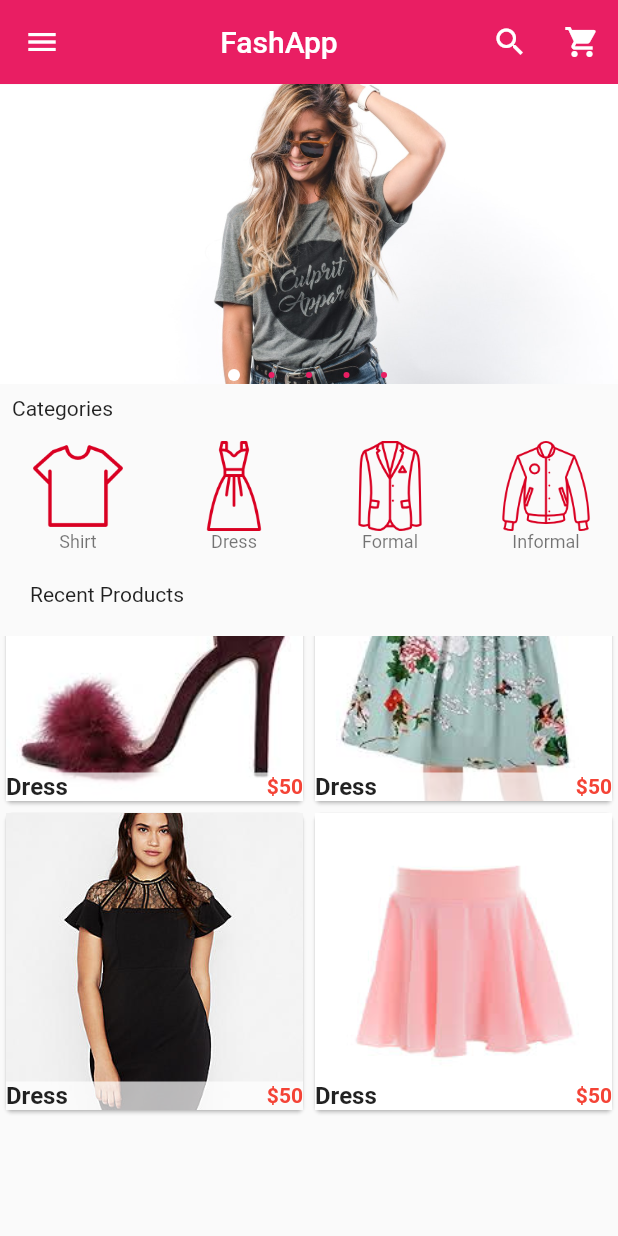
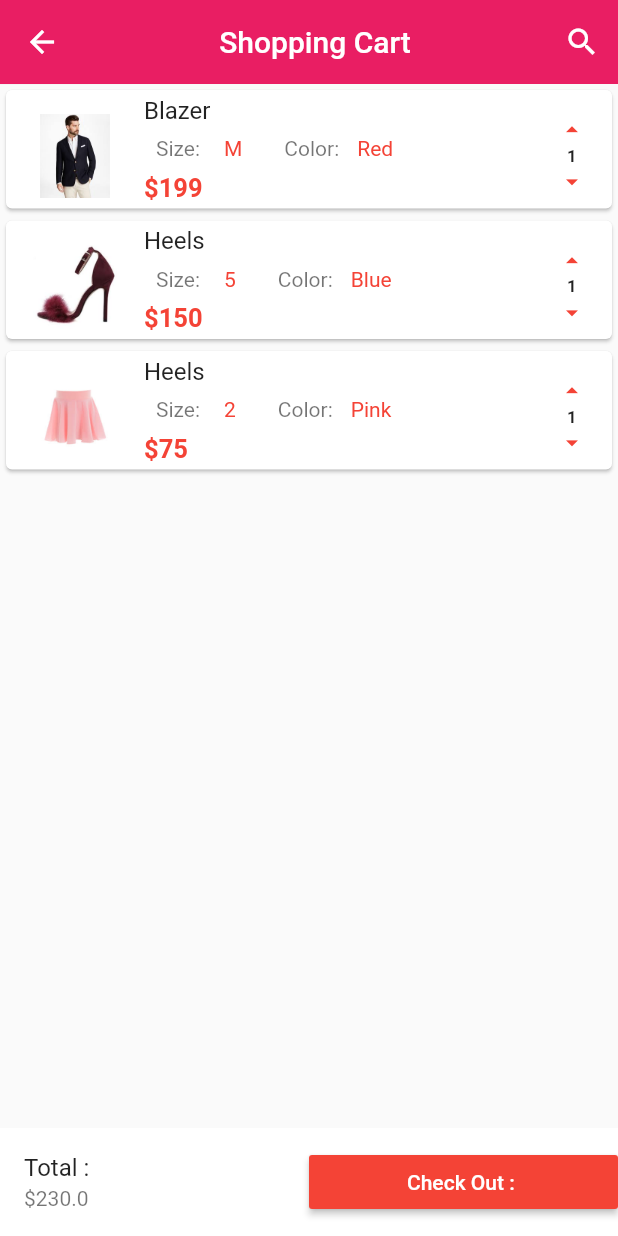
Before and after one commit to SevdanurGENC/E-Commerce-Flutter-App, a Flutter app: the screen it shows after launch, scrolled down 298 dp, after a tap on the "shopping cart" icon, on a phone screen of 412 x 824 dp. Run offline on Flutter 3.47's test engine with Material 2 defaults, Android fonts, the phone set to English and light mode, and no system bars; drawn by our look-alikes of carousel_pro.

Commit message:
cart_products created and bugs fixed.

```diff
--- /dev/null
+++ b/lib/components/cart_products.dart
@@ -0,0 +1,155 @@
+import 'package:flutter/material.dart';
+
+class Cart_products extends StatefulWidget {
+  @override
+  _Cart_productsState createState() => _Cart_productsState();
+}
+
+class _Cart_productsState extends State<Cart_products> {
+  var Products_on_the_cart = [
+    {
+      "name": "Blazer",
+      "picture": "images/products/blazer1.jpeg",
+      "price": 199,
+      "size": "M",
+      "color": "Red",
+      "quantity": 1,
+    },
+    {
+      "name": "Heels",
+      "picture": "images/products/hills1.jpeg",
+      "price": 150,
+      "size": "5",
+      "color": "Blue",
+      "quantity": 1,
+    },
+    {
+      "name": "Heels",
+      "picture": "images/products/skt2.jpeg",
+      "price": 75,
+      "size": "2",
+      "color": "Pink",
+      "quantity": 1,
+    },
+  ];
+
+  @override
+  Widget build(BuildContext context) {
+    return new ListView.builder(
+        itemCount: Products_on_the_cart.length,
+        itemBuilder: (context, index) {
+          return Single_cart_product(
+            cart_prod_name: Products_on_the_cart[index]["name"],
+            cart_prod_color: Products_on_the_cart[index]["color"],
+            cart_prod_quantity: Products_on_the_cart[index]["quantity"],
+            cart_prod_size: Products_on_the_cart[index]["size"],
+            cart_prod_price: Products_on_the_cart[index]["price"],
+            cart_prod_picture: Products_on_the_cart[index]["picture"],
+          );
+        });
+  }
+}
+
+class Single_cart_product extends StatelessWidget {
+  final cart_prod_name;
+  final cart_prod_picture;
+  final cart_prod_price;
+  final cart_prod_size;
+  final cart_prod_color;
+  final cart_prod_quantity;
+
+  Single_cart_product({
+    this.cart_prod_name,
+    this.cart_prod_picture,
+    this.cart_prod_price,
+    this.cart_prod_size,
+    this.cart_prod_color,
+    this.cart_prod_quantity,
+  });
+
+  @override
+  Widget build(BuildContext context) {
+    return Card(
+        child: ListTile(
+      // ============ Leading Section ============
+      leading: new Image.asset(
+        cart_prod_picture,
+        width: 60.0,
+        height: 60.0,
+      ),
+      // ============ Title Section ==============
+      title: new Text(cart_prod_name),
+
+      // ============ Subtitle Section ==========
+      subtitle: new Column(
+        children: <Widget>[
+          //        Row inside column
+          new Row(
+            children: <Widget>[
+              // This section is for the product size
+              Padding(
+                padding: const EdgeInsets.all(8.0),
+                child: new Text("Size:"),
+              ),
+              Padding(
+                padding: const EdgeInsets.all(8.0),
+                child: new Text(
+                  cart_prod_size,
+                  style: TextStyle(color: Colors.red),
+                ),
+              ),
+
+              // This section is for the product color
+              new Padding(
+                padding: const EdgeInsets.fromLTRB(20.0, 8.0, 8.0, 8.0),
+                child: new Text("Color:"),
+              ),
+              Padding(
+                padding: const EdgeInsets.all(4.0),
+                child: new Text(
+                  cart_prod_color,
+                  style: TextStyle(color: Colors.red),
+                ),
+              ),
+            ],
+          ),
+
+          // This section is for the product price
+          new Container(
+            alignment: Alignment.topLeft,
+            child: new Text(
+              "\$${cart_prod_price}",
+              style: TextStyle(
+                  fontSize: 17.0,
+                  fontWeight: FontWeight.bold,
+                  color: Colors.red),
+            ),
+          ),
+        ],
+      ),
+
+      trailing: FittedBox(
+        fit: BoxFit.fill,
+        child: Column(
+          children: <Widget>[
+            IconButton(
+                icon: Icon(Icons.arrow_drop_up, color: Colors.red),
+                iconSize: 120,
+                onPressed: () {}),
+            Text(
+              '$cart_prod_quantity',
+              style: TextStyle(fontSize: 70, fontWeight: FontWeight.bold),
+            ),
+            IconButton(
+                icon: Icon(
+                  Icons.arrow_drop_down,
+                  color: Colors.red,
+                ),
+                iconSize: 120,
+                onPressed: () {}),
+          ],
+        ),
+      ),
+    ));
+  }
+}
--- a/lib/main.dart
+++ b/lib/main.dart
@@ -4,6 +4,7 @@ import 'package:carousel_pro/carousel_pro.dart';
 //my own imports
 import 'package:ecommerceflutterapp/components/horizontal_listview.dart';
 import 'package:ecommerceflutterapp/components/products.dart';
+import 'package:ecommerceflutterapp/pages/cart.dart';
 
 void main() {
   runApp(MaterialApp(
@@ -36,10 +37,8 @@ class _HomePageState extends State<HomePage> {
         //animationDuration: Duration(milliseconds: 1000),
         dotSize: 4.0,
         indicatorBgPadding: 2.0,
-        dotColor: Colors.pink ,
+        dotColor: Colors.pink,
         dotBgColor: Colors.transparent,
-
-
       ),
     );
 
@@ -49,9 +48,9 @@ class _HomePageState extends State<HomePage> {
         backgroundColor: Colors.pink,
         title: Center(
             child: Text(
-              "FashApp",
-              textAlign: TextAlign.center,
-            )),
+          "FashApp",
+          textAlign: TextAlign.center,
+        )),
         //Text("FashApp"),
         actions: <Widget>[
           new IconButton(
@@ -65,7 +64,10 @@ class _HomePageState extends State<HomePage> {
                 Icons.shopping_cart,
                 color: Colors.white,
               ),
-              onPressed: () {})
+              onPressed: () {
+                Navigator.push(context,
+                    MaterialPageRoute(builder: (context) => new Cart()));
+              })
         ],
       ),
       drawer: new Drawer(
@@ -121,7 +123,10 @@ class _HomePageState extends State<HomePage> {
             ),
 
             InkWell(
-              onTap: () {},
+              onTap: () {
+                Navigator.push(context,
+                    MaterialPageRoute(builder: (context) => new Cart()));
+              },
               child: ListTile(
                 title: Text("Shopping Cart"),
                 leading: Icon(
@@ -174,22 +179,25 @@ class _HomePageState extends State<HomePage> {
           image_carousel,
 
           //padding widget
-          new Padding(padding: const EdgeInsets.all(8.0),
-          child: new Text("Categories"),),
+          new Padding(
+            padding: const EdgeInsets.all(8.0),
+            child: new Text("Categories"),
+          ),
 
           //horizantal list view begins here
           HorizontalList(),
 
           //padding widget
-          new Padding(padding: const EdgeInsets.all(20.0),
-            child: new Text("Recent Products"),),
+          new Padding(
+            padding: const EdgeInsets.all(20.0),
+            child: new Text("Recent Products"),
+          ),
 
           //grid view
           Container(
             height: 320.0,
             child: Products(),
           )
-
         ],
       ),
     );
--- /dev/null
+++ b/lib/pages/cart.dart
@@ -0,0 +1,69 @@
+import 'package:flutter/material.dart';
+import 'package:ecommerceflutterapp/main.dart';
+
+//my imports
+import 'package:ecommerceflutterapp/components/cart_products.dart';
+
+
+class Cart extends StatefulWidget {
+  @override
+  _CartState createState() => _CartState();
+}
+
+class _CartState extends State<Cart> {
+  @override
+  Widget build(BuildContext context) {
+    return Scaffold(
+      appBar: new AppBar(
+        elevation: 0.1,
+        backgroundColor: Colors.pink,
+        title: InkWell(
+          onTap: () {
+            Navigator.push(
+                context, MaterialPageRoute(builder: (context) => HomePage()));
+          },
+          child: Center(
+              child: Text(
+            "Shopping Cart",
+            textAlign: TextAlign.center,
+          )),
+        ),
+        //Text("Card", textAlign: TextAlign.center,)),
+        actions: <Widget>[
+          new IconButton(
+              icon: Icon(
+                Icons.search,
+                color: Colors.white,
+              ),
+              onPressed: () {}),
+        ],
+      ),
+
+      body: new Cart_products(),
+
+      bottomNavigationBar: new Container(
+        color: Colors.white,
+        child: Row(
+          children: <Widget>[
+            Expanded(
+              child: ListTile(
+                title: new Text("Total : "),
+                subtitle: new Text("\$230.0"),
+              ),
+            ),
+            Expanded(
+              child: new MaterialButton(
+                onPressed: () {},
+                child: new Text(
+                  "Check Out : ",
+                  style: TextStyle(color: Colors.white),
+                ),
+                color: Colors.red,
+              ),
+            )
+          ],
+        ),
+      ),
+    );
+  }
+}
```
